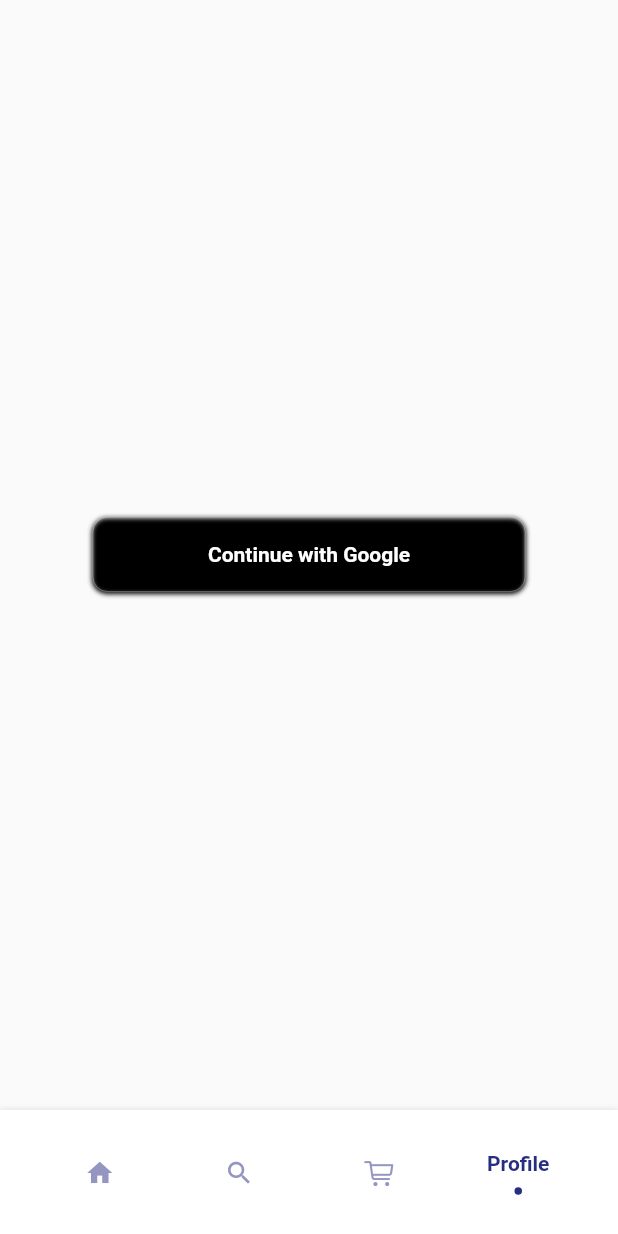
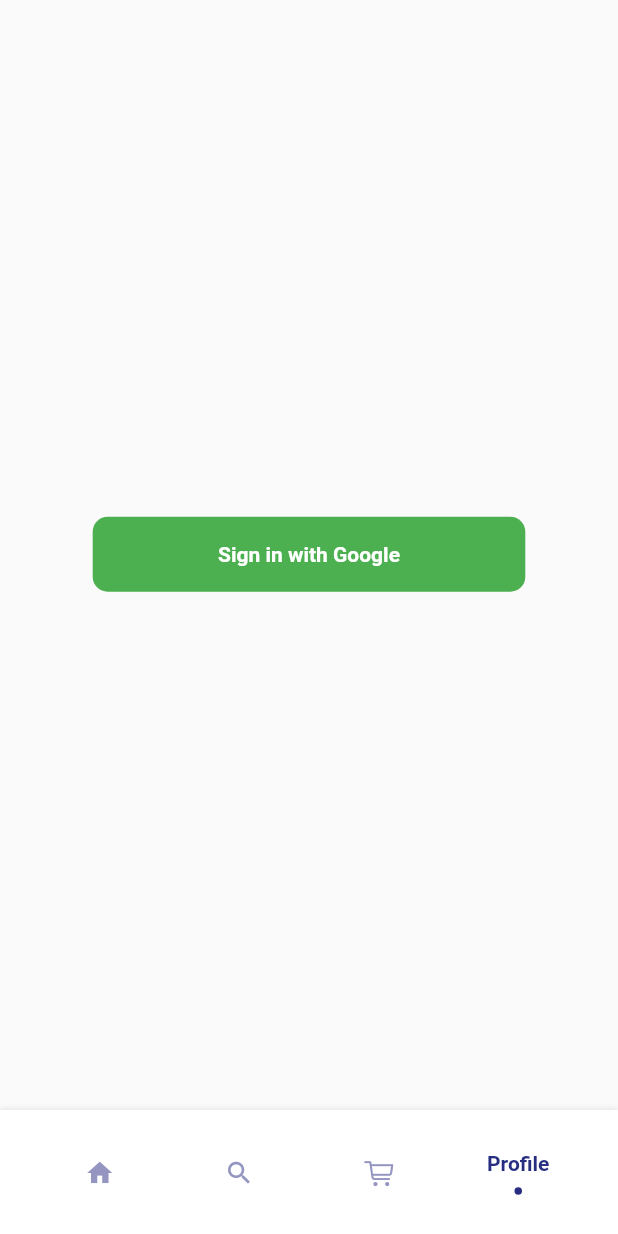
Before and after one commit to balkrishnalamsal/Men-s-Fashion-Nepal, a Flutter app: the screen it shows after launch, item 4 of the bottom bar chosen, on a phone screen of 412 x 824 dp. Run offline on Flutter 3.47's test engine with Material 2 defaults, Android fonts, the light colour scheme and no system bars; drawn by our look-alikes of flashy_tab_bar2; our stand-ins replace carousel_slider, cloud_firestore, device_info, firebase_auth, firebase_core, firebase_storage and 7 more; accounts and stored records are empty.

Commit message:
version 35 master

```diff
--- a/lib/AddDetailsPage.dart
+++ b/lib/AddDetailsPage.dart
@@ -72,7 +72,6 @@
                             ),
                             border: Border.all(width: 0.1, color: Colors.white),
                             color: Colors.black),
-                        maxLength: 25,
                         controller: Name,
                         style: TextStyle(color: Colors.white),
                         cursorColor: Colors.white,
--- a/lib/LoginPage.dart
+++ b/lib/LoginPage.dart
@@ -56,18 +56,11 @@
                   height: 50,
                   width: MediaQuery.of(context).size.width * 0.7,
                   decoration: BoxDecoration(
-                    border: Border.all(width:0.2,color: Colors.white),
-                    borderRadius: BorderRadius.circular(10),
-                    boxShadow: [
-                      BoxShadow(
-                        offset: Offset(0,1),
-                        color: Colors.black,
-                        blurRadius:2,
-                      )
-                    ],),
+                  color: Colors.green,
+                    borderRadius: BorderRadius.circular(10),),
                   child: Center(
                     child: Text(
-                      'Continue with Google',
+                      'Sign in with Google',
                       style: TextStyle(
                           color: Colors.white,
                           fontWeight: FontWeight.bold
@@ -162,6 +155,7 @@
         this.setState(() {
           isloading = false;
           value="";
+          Fluttertoast.showToast(msg: "Login successfully");
           Navigator.push(
               context, MaterialPageRoute(builder: (context) => Navigation_Page(index: 0)));
         });
--- a/lib/OrderNowPage.dart
+++ b/lib/OrderNowPage.dart
@@ -1,6 +1,8 @@
+import 'dart:async';
+import 'package:permission_handler/permission_handler.dart';
 import 'package:flutter/cupertino.dart';
 import 'package:flutter/material.dart';
-
+import  'package:google_maps_flutter/google_maps_flutter.dart';
 
 class OrderNow extends StatefulWidget {
   String? Name;
@@ -22,15 +24,6 @@
   TextEditingController? Actualprice;
   TextEditingController? Email;
   TextEditingController? PhoneNumber;
-  TextEditingController? Brand;
-  TextEditingController? Model;
-  TextEditingController? Stocks;
-  TextEditingController? Sizeone;
-  TextEditingController? SizeTwo;
-  TextEditingController? SizeThree;
-  TextEditingController? SizeFour;
-  TextEditingController? SizeFive;
-  TextEditingController? SizeSix;
   _OrderNowState(this.postid, this.Section);
 
   @override
@@ -42,16 +35,41 @@
     PhoneNumber = TextEditingController();
   }
 
+
+  Completer<GoogleMapController> _controller = Completer();
+
+  static final CameraPosition _kGooglePlex = CameraPosition(
+    target: LatLng(37.42796133580664, -122.085749655962),
+    zoom: 14.4746,
+  );
+
+  static final CameraPosition _kLake = CameraPosition(
+      bearing: 192.8334901395799,
+      target: LatLng(37.43296265331129, -122.08832357078792),
+      tilt: 59.440717697143555,
+      zoom: 19.151926040649414);
+
+
+
+
   @override
   Widget build(BuildContext context) {
     return MaterialApp(
       debugShowCheckedModeBanner: false,
       home: Scaffold(
+        floatingActionButton: FloatingActionButton.extended(
+          onPressed: _goToTheLake,
+          label: Text('To the lake!'),
+          icon: Icon(Icons.directions_boat),
+        ),
         appBar: AppBar(
           title: Text('Material App Bar'),
         ),
         body: ListView(
           children: [
+
+
+
             Padding(
               padding: const EdgeInsets.only(top: 8),
               child: Column(
@@ -90,6 +108,9 @@
                         placeholder: 'Email Address',
                         placeholderStyle: TextStyle(color: Colors.grey),
                       )),
+
+
+
                   Container(
                       padding: EdgeInsets.all(8.0),
                       decoration: BoxDecoration(),
@@ -117,10 +138,33 @@
 
                 ],
               ),
-            )
+            ),
+
+            Container(
+              height: MediaQuery.of(context).size.height*0.5,
+              child: GoogleMap(
+                indoorViewEnabled: true,
+                mapType: MapType.hybrid,
+                initialCameraPosition: _kGooglePlex,
+                onMapCreated: (GoogleMapController controller) {
+                  _controller.complete(controller);
+                },
+              ),
+            ),
+
+
+
           ],
         ),
       ),
     );
   }
+  Future<void> _goToTheLake() async {
+    var status = await Permission.location.request();
+    if (status.isGranted) {
+
+    final GoogleMapController controller = await _controller.future;
+    controller.animateCamera(CameraUpdate.newCameraPosition(_kLake));
+  }}
+
 }
--- a/lib/homepage.dart
+++ b/lib/homepage.dart
@@ -11,6 +11,7 @@
 import 'package:flutter/cupertino.dart';
 import 'package:flutter/widgets.dart';
 import 'package:menfashionnepal/ViewDetails.dart';
+
 
 
 class Homepage extends StatelessWidget {
@@ -93,7 +94,7 @@
                         onTap: () {
                           Navigator.push(
                               context,
-                              MaterialPageRoute(
+                              CupertinoPageRoute(
                                   builder: (context) => Navigation_Page(index: 2)));
                         },
                         child: Icon(
@@ -630,7 +631,8 @@
                                 Padding(
                                   padding: const EdgeInsets.only(top: 5.0),
                                   child:
-                                      Text(snapshot.data!.docs[index]["name"]),
+                                      Container(
+                                          child: Text(snapshot.data!.docs[index]["name"])),
                                 ),
                                 Row(
                                   mainAxisAlignment:
--- a/pubspec.yaml
+++ b/pubspec.yaml
@@ -45,6 +45,8 @@
   firebase_core_web: ^1.5.3
   firebase_auth: ^3.0.1
   google_sign_in: ^5.0.5
+  google_maps_flutter: ^2.1.1
+  permission_handler: ^8.3.0
   # The following adds the Cupertino Icons font to your application.
   # Use with the CupertinoIcons class for iOS style icons.
   cupertino_icons: ^1.0.2
```
Also changed, not shown: lib/CartPage.dart (+5 -3 lines), pubspec.lock, 2 other files.
